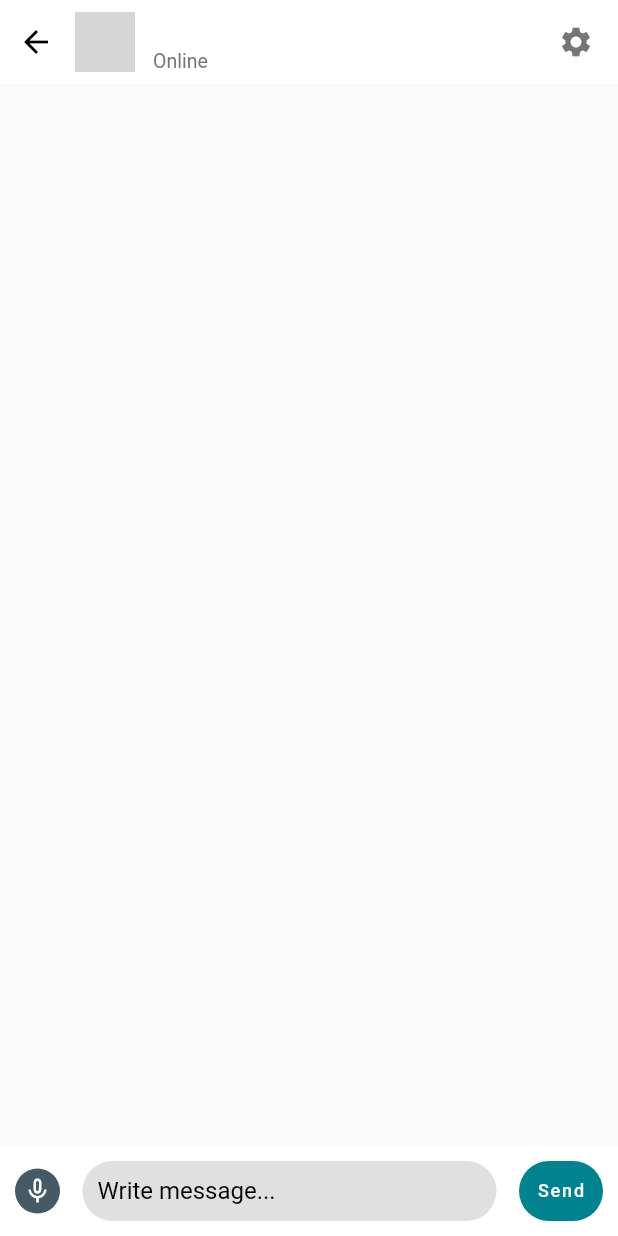
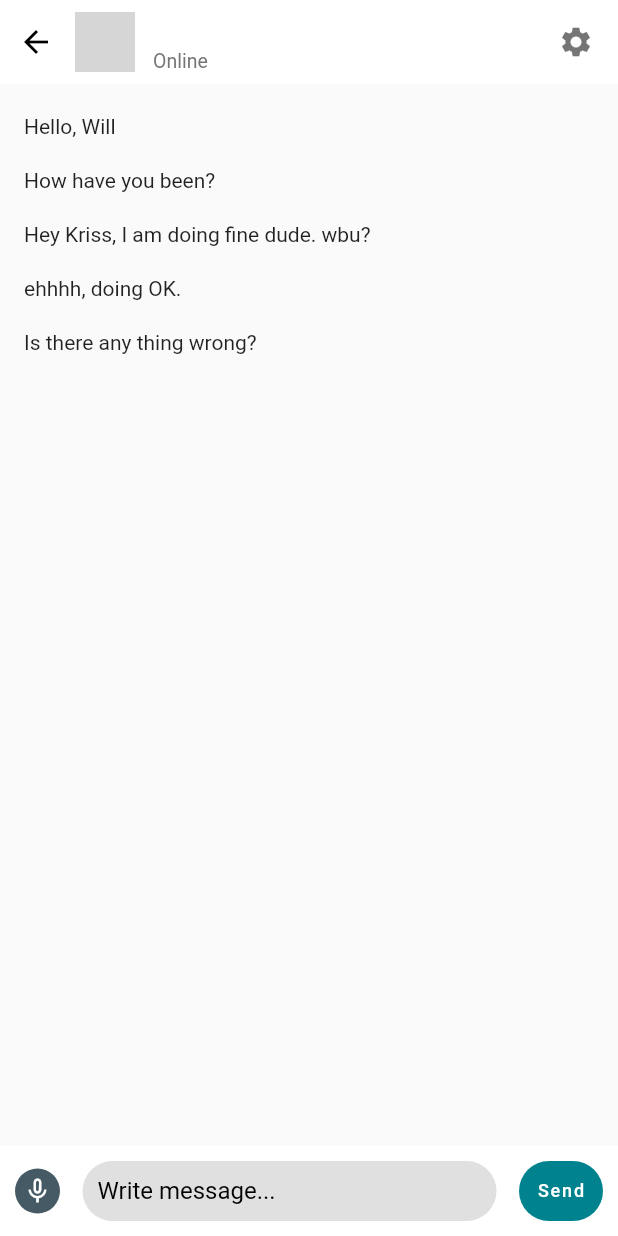
Before and after one commit to storm1486/wyam_app, a Flutter app: the ChatDetailPage screen opened directly with empty values, on a phone screen of 412 x 824 dp. Run offline on Flutter 3.47's test engine with Material 2 defaults, Android fonts, the phone set to English and light mode, and no system bars; grey boxes are pictures that could not be loaded.

Commit message:
Added Chat messages in ChatDetailPage

```diff
--- a/lib/pages/chatDetailPage.dart
+++ b/lib/pages/chatDetailPage.dart
@@ -1,4 +1,6 @@
 import 'package:flutter/material.dart';
+
+import '../services/chatMessageModel.dart';
 
 class ChatDetailPage extends StatefulWidget{
   late String name; //get name of the friend
@@ -11,6 +13,13 @@ class ChatDetailPage extends StatefulWidget{
 }
 
 class _ChatDetailPageState extends State<ChatDetailPage> {
+  List<ChatMessage> messages = [
+    ChatMessage(messageContent: "Hello, Will", messageType: "receiver"),
+    ChatMessage(messageContent: "How have you been?", messageType: "receiver"),
+    ChatMessage(messageContent: "Hey Kriss, I am doing fine dude. wbu?", messageType: "sender"),
+    ChatMessage(messageContent: "ehhhh, doing OK.", messageType: "receiver"),
+    ChatMessage(messageContent: "Is there any thing wrong?", messageType: "sender"),
+  ];
 
   @override
   Widget build(BuildContext context) {
@@ -55,6 +64,18 @@ class _ChatDetailPageState extends State<ChatDetailPage> {
         ),
         body: Stack(
           children: [
+            ListView.builder(
+              itemCount: messages.length,
+              shrinkWrap: true,
+              padding: EdgeInsets.only(top: 10,bottom: 10),
+              physics: NeverScrollableScrollPhysics(),
+              itemBuilder: (context, index){
+                return Container(
+                  padding: EdgeInsets.only(left: 16,right: 16,top: 10,bottom: 10),
+                  child: Text(messages[index].messageContent),
+                );
+              },
+            ),
             Align(
               alignment: Alignment.bottomLeft,
               child: Container(
--- /dev/null
+++ b/lib/services/chatMessageModel.dart
@@ -0,0 +1,6 @@
+class ChatMessage{
+  String messageContent;
+  String messageType;
+
+  ChatMessage({required this.messageContent, required this.messageType});
+}
```
